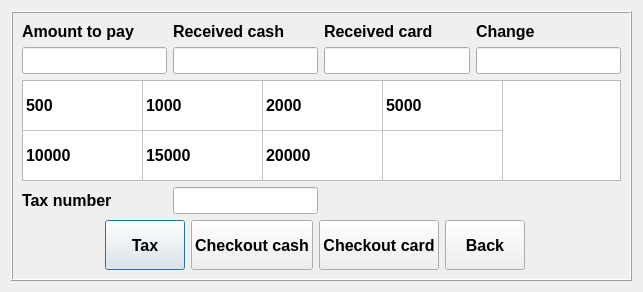
End1-1/Cafe5, file Smart/payment.ui: the form before one commit.
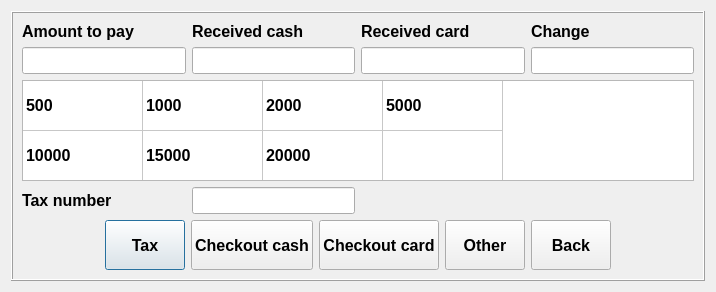
The form after the commit. Custom widgets are drawn as their Qt base class.

Commit message: Other payment in the smart

```diff
--- a/Smart/payment.ui
+++ b/Smart/payment.ui
@@ -148,6 +148,28 @@
            </property>
           </widget>
          </item>
+         <item>
+          <widget class="QPushButton" name="btnCheckoutOther">
+           <property name="sizePolicy">
+            <sizepolicy hsizetype="Expanding" vsizetype="Expanding">
+             <horstretch>0</horstretch>
+             <verstretch>0</verstretch>
+            </sizepolicy>
+           </property>
+           <property name="minimumSize">
+            <size>
+             <width>0</width>
+             <height>50</height>
+            </size>
+           </property>
+           <property name="focusPolicy">
+            <enum>Qt::StrongFocus</enum>
+           </property>
+           <property name="text">
+            <string>Other</string>
+           </property>
+          </widget>
+         </item>
          <item>
           <widget class="QPushButton" name="btnCancel">
            <property name="sizePolicy">
```
The commit also changes 9 other files.
